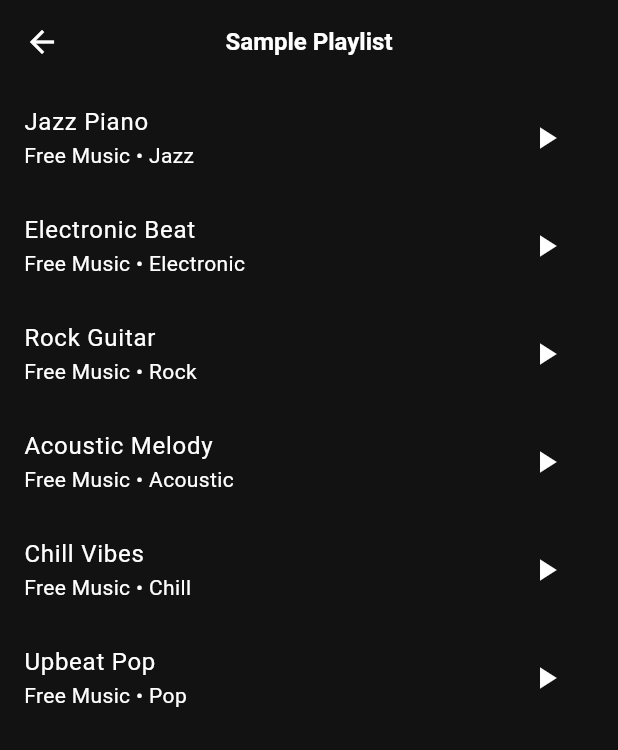
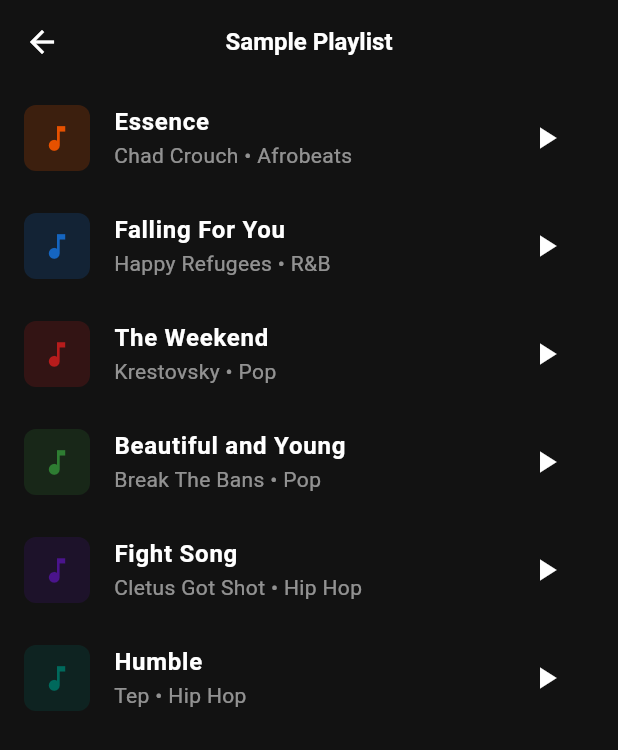
Before and after one commit to Mido-pixel/rediify_app, a Flutter app: the SamplePlaylistScreen screen opened directly, on a phone screen of 412 x 824 dp. Shown: the top 750 px of the screen. Run offline on Flutter 3.47's test engine with Material 3 defaults, Android fonts, the phone set to English and light mode, and no system bars; our stand-ins replace just_audio, supabase_flutter; missing offline and left inert: volume_controller; accounts and stored records are empty.

Commit message:
Updated audio player and UI fixes

```diff
--- a/lib/data/sample_queue.dart
+++ b/lib/data/sample_queue.dart
@@ -1,66 +1,54 @@
-import '../models/now_playing_song.dart';
+import '../services/music_service.dart';
+import 'package:flutter/material.dart';
 
-final List<NowPlayingSong> _queue = [
-  NowPlayingSong(
+final List<Song> sampleQueue = [
+  Song(
     id: '1',
-    title: "Jazz Piano",
-    artist: "Free Music",
-    album: "Samples",
-    genre: "Jazz",
-    duration: "3:00",
-    durationSeconds: 180,
-    fileUrl: 'https://www.soundhelix.com/examples/mp3/SoundHelix-Song-1.mp3',
+    title: 'Essence',
+    artist: 'Chad Crouch',
+    fileUrl: 'https://qhtqkpjgxjzqcpyknebv.supabase.co/storage/v1/object/public/songs/Chad%20Crouch%20-%20Essence.mp3',
+    genre: 'Afrobeats',
+    themeColor: const Color(0xFFE65100),
+    isLiked: true,
   ),
-  NowPlayingSong(
+  Song(
     id: '2',
-    title: "Electronic Beat",
-    artist: "Free Music",
-    album: "Samples",
-    genre: "Electronic",
-    duration: "3:30",
-    durationSeconds: 210,
-    fileUrl: 'https://www.soundhelix.com/examples/mp3/SoundHelix-Song-2.mp3',
+    title: 'Falling For You',
+    artist: 'Happy Refugees',
+    fileUrl: 'https://qhtqkpjgxjzqcpyknebv.supabase.co/storage/v1/object/public/songs/Happy%20Refugees%20-%20Falling%20For%20You.mp3',
+    genre: 'R&B',
+    themeColor: const Color(0xFF1565C0),
   ),
-  NowPlayingSong(
+  Song(
     id: '3',
-    title: "Rock Guitar",
-    artist: "Free Music",
-    album: "Samples",
-    genre: "Rock",
-    duration: "4:00",
-    durationSeconds: 240,
-    fileUrl: 'https://www.soundhelix.com/examples/mp3/SoundHelix-Song-3.mp3',
+    title: 'The Weekend',
+    artist: 'Krestovsky',
+    fileUrl: 'https://qhtqkpjgxjzqcpyknebv.supabase.co/storage/v1/object/public/songs/Krestovsky%20-%20The%20Weekend.mp3',
+    genre: 'Pop',
+    themeColor: const Color(0xFFB71C1C),
   ),
-  NowPlayingSong(
+  Song(
     id: '4',
-    title: "Acoustic Melody",
-    artist: "Free Music",
-    album: "Samples",
-    genre: "Acoustic",
-    duration: "3:45",
-    durationSeconds: 225,
-    fileUrl: 'https://www.soundhelix.com/examples/mp3/SoundHelix-Song-4.mp3',
+    title: 'Beautiful and Young',
+    artist: 'Break The Bans',
+    fileUrl: 'https://qhtqkpjgxjzqcpyknebv.supabase.co/storage/v1/object/public/songs/Break%20The%20Bans%20-%20Beautiful%20and%20young.mp3',
+    genre: 'Pop',
+    themeColor: const Color(0xFF2E7D32),
   ),
-  NowPlayingSong(
+  Song(
     id: '5',
-    title: "Chill Vibes",
-    artist: "Free Music",
-    album: "Samples",
-    genre: "Chill",
-    duration: "3:15",
-    durationSeconds: 195,
-    fileUrl: 'https://www.soundhelix.com/examples/mp3/SoundHelix-Song-5.mp3',
+    title: 'Fight Song',
+    artist: 'Cletus Got Shot',
+    fileUrl: 'https://qhtqkpjgxjzqcpyknebv.supabase.co/storage/v1/object/public/songs/Cletus%20Got%20Shot%20-%20Fight%20Song.mp3',
+    genre: 'Hip Hop',
+    themeColor: const Color(0xFF4A148C),
   ),
-  NowPlayingSong(
+  Song(
     id: '6',
-    title: "Upbeat Pop",
-    artist: "Free Music",
-    album: "Samples",
-    genre: "Pop",
-    duration: "2:50",
-    durationSeconds: 170,
-    fileUrl: 'https://www.soundhelix.com/examples/mp3/SoundHelix-Song-6.mp3',
+    title: 'Humble',
+    artist: 'Tep',
+    fileUrl: 'https://qhtqkpjgxjzqcpyknebv.supabase.co/storage/v1/object/public/songs/Tep%20-%20humble.mp3',
+    genre: 'Hip Hop',
+    themeColor: const Color(0xFF00695C),
   ),
 ];
-
-final List<NowPlayingSong> sampleQueue = _queue;
--- a/lib/home_screen.dart
+++ b/lib/home_screen.dart
@@ -8,7 +8,7 @@ class HomeScreen extends StatefulWidget {
 }
 
 class _HomeScreenState extends State<HomeScreen> {
-  int _selectedIndex = 0;
+  final int _selectedIndex = 0;
 
   void _onDrawerItemTapped(String route) {
     Navigator.pop(context); // close drawer
--- a/lib/profile_screen.dart
+++ b/lib/profile_screen.dart
@@ -107,7 +107,7 @@ class _ProfileScreenState extends State<ProfileScreen> {
                 style: const TextStyle(color: Colors.grey, fontSize: 14)),
             const SizedBox(height: 8),
             Text(bio,
-                style: const TextStyle(color: Color.fromARGB(179, 168, 16, 156), fontSize: 14),
+                style: const TextStyle(color: Color.fromARGB(179, 18, 164, 209), fontSize: 14),
                 textAlign: TextAlign.center),
 
             const SizedBox(height: 24),
--- a/lib/sample_playlist_screen.dart
+++ b/lib/sample_playlist_screen.dart
@@ -1,38 +1,44 @@
 import 'package:flutter/material.dart';
+import 'package:provider/provider.dart';
 import '../data/sample_queue.dart' as sample_queue_data;
-import '../controllers/audio_player_controller.dart';
+import '../services/music_service.dart';
 
-class SamplePlaylistScreen extends StatefulWidget {
+class SamplePlaylistScreen extends StatelessWidget {
   const SamplePlaylistScreen({super.key});
 
   @override
-  State<SamplePlaylistScreen> createState() => _SamplePlaylistScreenState();
-}
+  Widget build(BuildContext context) {
+    final music = context.read<MusicService>();
 
-class _SamplePlaylistScreenState extends State<SamplePlaylistScreen> {
-  final AudioPlayerController controller = AudioPlayerController();
-
-  @override
-  void dispose() {
-    controller.dispose();
-    super.dispose();
-  }
-
-  @override
-  Widget build(BuildContext context) {
     return Scaffold(
-      appBar: AppBar(title: const Text("Sample Playlist")),
+      backgroundColor: const Color(0xFF121212),
+      appBar: AppBar(
+        title: const Text('Sample Playlist'),
+        backgroundColor: Colors.transparent,
+      ),
       body: ListView.builder(
         itemCount: sample_queue_data.sampleQueue.length,
         itemBuilder: (context, index) {
-          var sampleQueue = sample_queue_data.sampleQueue;
-          final song = sampleQueue[index];
+          final song = sample_queue_data.sampleQueue[index];
           return ListTile(
-            title: Text(song.title),
-            subtitle: Text("${song.artist} • ${song.genre}"),
+            leading: Container(
+              width: 44,
+              height: 44,
+              decoration: BoxDecoration(
+                color: song.themeColor.withOpacity(0.2),
+                borderRadius: BorderRadius.circular(8),
+              ),
+              child: Icon(Icons.music_note,
+                  color: song.themeColor, size: 22),
+            ),
+            title: Text(song.title,
+                style: const TextStyle(color: Colors.white,
+                    fontWeight: FontWeight.w600)),
+            subtitle: Text('${song.artist} • ${song.genre}',
+                style: const TextStyle(color: Colors.white54)),
             trailing: IconButton(
-              icon: const Icon(Icons.play_arrow),
-              onPressed: () => controller.playSong(song),
+              icon: const Icon(Icons.play_arrow, color: Colors.white),
+              onPressed: () => music.playSong(song), // ✅ uses MusicService
             ),
           );
         },
--- a/lib/services/music_service.dart
+++ b/lib/services/music_service.dart
@@ -6,7 +6,7 @@ class Song {
   final String id;
   final String title;
   final String artist;
-  final String assetPath;
+  final String fileUrl;        // ✅ changed from assetPath to fileUrl
   final String genre;
   final Color themeColor;
   bool isLiked;
@@ -15,7 +15,7 @@ class Song {
     required this.id,
     required this.title,
     required this.artist,
-    required this.assetPath,
+    required this.fileUrl,     // ✅ updated
     required this.genre,
     required this.themeColor,
     this.isLiked = false,
@@ -26,13 +26,13 @@ class Song {
 class MusicService extends ChangeNotifier {
   final AudioPlayer _player = AudioPlayer();
 
-  // ✅ Matches your actual asset filenames in pubspec.yaml
+  // ✅ Supabase Storage URLs — replace YOUR_PROJECT_REF with yours
   final List<Song> songs = [
     Song(
       id: '1',
       title: 'Essence',
       artist: 'Chad Crouch',
-      assetPath: 'assets/audio/Chad Crouch - Essence.mp3',
+      fileUrl: 'https://qhtqkpjgxjzqcpyknebv.supabase.co/storage/v1/object/public/songs/Chad%20Crouch%20-%20Essence.mp3',
       genre: 'Afrobeats',
       themeColor: const Color(0xFFE65100),
       isLiked: true,
@@ -41,7 +41,7 @@ class MusicService extends ChangeNotifier {
       id: '2',
       title: 'Falling For You',
       artist: 'Happy Refugees',
-      assetPath: 'assets/audio/Happy Refugees - Falling For You.mp3',
+      fileUrl: 'https://qhtqkpjgxjzqcpyknebv.supabase.co/storage/v1/object/public/songs/Happy%20Refugees%20-%20Falling%20For%20You.mp3',
       genre: 'R&B',
       themeColor: const Color(0xFF1565C0),
     ),
@@ -49,7 +49,7 @@ class MusicService extends ChangeNotifier {
       id: '3',
       title: 'The Weekend',
       artist: 'Krestovsky',
-      assetPath: 'assets/audio/Krestovsky - The Weekend.mp3',
+      fileUrl: 'https://qhtqkpjgxjzqcpyknebv.supabase.co/storage/v1/object/public/songs/Krestovsky%20-%20The%20Weekend.mp3',
       genre: 'Pop',
       themeColor: const Color(0xFFB71C1C),
     ),
@@ -57,7 +57,7 @@ class MusicService extends ChangeNotifier {
       id: '4',
       title: 'Beautiful and Young',
       artist: 'Break The Bans',
-      assetPath: 'assets/audio/Break The Bans - Beautiful and young.mp3',
+      fileUrl: 'https://qhtqkpjgxjzqcpyknebv.supabase.co/storage/v1/object/public/songs/Break%20The%20Bans%20-%20Beautiful%20and%20young.mp3',
       genre: 'Pop',
       themeColor: const Color(0xFF2E7D32),
     ),
@@ -65,7 +65,7 @@ class MusicService extends ChangeNotifier {
       id: '5',
       title: 'Fight Song',
       artist: 'Cletus Got Shot',
-      assetPath: 'assets/audio/Cletus Got Shot - Fight Song.mp3',
+      fileUrl: 'https://qhtqkpjgxjzqcpyknebv.supabase.co/storage/v1/object/public/songs/Cletus%20Got%20Shot%20-%20Fight%20Song.mp3',
       genre: 'Hip Hop',
       themeColor: const Color(0xFF4A148C),
     ),
@@ -73,13 +73,13 @@ class MusicService extends ChangeNotifier {
       id: '6',
       title: 'Humble',
       artist: 'Tep',
-      assetPath: 'assets/audio/Tep - humble.mp3',
+      fileUrl: 'https://qhtqkpjgxjzqcpyknebv.supabase.co/storage/v1/object/public/songs/Tep%20-%20humble.mp3',
       genre: 'Hip Hop',
       themeColor: const Color(0xFF00695C),
     ),
   ];
 
-  // ── State ─────────────────────────────────────────────────
+  // ── State ──────────────────────────────────────────────────
   Song?    currentSong;
   int      currentIndex = 0;
   bool     isPlaying    = false;
@@ -95,7 +95,7 @@ class MusicService extends ChangeNotifier {
     _initListeners();
   }
 
-  // ── Listeners ─────────────────────────────────────────────
+  // ── Listeners ──────────────────────────────────────────────
   void _initListeners() {
     _player.playingStream.listen((playing) {
       isPlaying = playing;
@@ -127,17 +127,17 @@ class MusicService extends ChangeNotifier {
     });
   }
 
-  // ── Play Song ─────────────────────────────────────────────
+  // ── Play Song ──────────────────────────────────────────────
   Future<void> playSong(Song song) async {
     try {
-      currentSong   = song;
-      currentIndex  = songs.indexOf(song);
-      isBuffering   = true;
-      errorMessage  = null;
+      currentSong  = song;
+      currentIndex = songs.indexOf(song);
+      isBuffering  = true;
+      errorMessage = null;
       notifyListeners();
 
       await _player.stop();
-      await _player.setAsset(song.assetPath);
+      await _player.setUrl(song.fileUrl);   // ✅ setUrl instead of setAsset
       await _player.play();
     } catch (e) {
       errorMessage = 'Playback failed: $e';
@@ -146,7 +146,7 @@ class MusicService extends ChangeNotifier {
     }
   }
 
-  // ── Controls ──────────────────────────────────────────────
+  // ── Controls ───────────────────────────────────────────────
   Future<void> togglePlayPause() async {
     if (_player.playing) {
       await _player.pause();
@@ -181,21 +181,22 @@ class MusicService extends ChangeNotifier {
     await _player.seek(Duration(milliseconds: ms));
   }
 
+  // ✅ setVolume now also accepts external volume from main.dart
   Future<void> setVolume(double value) async {
     volume = value.clamp(0.0, 1.0);
     await _player.setVolume(volume);
     notifyListeners();
   }
 
-  void toggleShuffle() {
-    isShuffle = !isShuffle;
+  // ✅ Called from main.dart when hardware volume buttons change
+  void syncVolume(double value) {
+    volume = value.clamp(0.0, 1.0);
+    _player.setVolume(volume);
     notifyListeners();
   }
 
-  void toggleRepeat() {
-    isRepeat = !isRepeat;
-    notifyListeners();
-  }
+  void toggleShuffle() { isShuffle = !isShuffle; notifyListeners(); }
+  void toggleRepeat()  { isRepeat  = !isRepeat;  notifyListeners(); }
 
   void toggleLike() {
     if (currentSong != null) {
@@ -204,7 +205,7 @@ class MusicService extends ChangeNotifier {
     }
   }
 
-  // ── Progress helpers ──────────────────────────────────────
+  // ── Progress helpers ───────────────────────────────────────
   double get progress {
     if (duration.inMilliseconds == 0) return 0.0;
     return (position.inMilliseconds / duration.inMilliseconds)
--- a/pubspec.yaml
+++ b/pubspec.yaml
@@ -75,12 +75,6 @@ flutter:
 
   assets:
     - assets/images/REdiify.png
-    - assets/audio/Chad Crouch - Essence.mp3
-    - assets/audio/Happy Refugees - Falling For You.mp3
-    - assets/audio/Krestovsky - The Weekend.mp3
-    - assets/audio/Break The Bans - Beautiful and young.mp3
-    - assets/audio/Cletus Got Shot - Fight Song.mp3
-    - assets/audio/Tep - humble.mp3
     - .env
 
 
```
Also changed, not shown: lib/controllers/audio_player_controller.dart (+111 -9 lines), lib/dashboard_screen.dart (+13 -14 lines), lib/main.dart (+47 -14 lines), lib/models/now_playing_song.dart (+21 -0 lines), lib/now_playing_screen.dart (+89 -49 lines), pubspec.lock.
